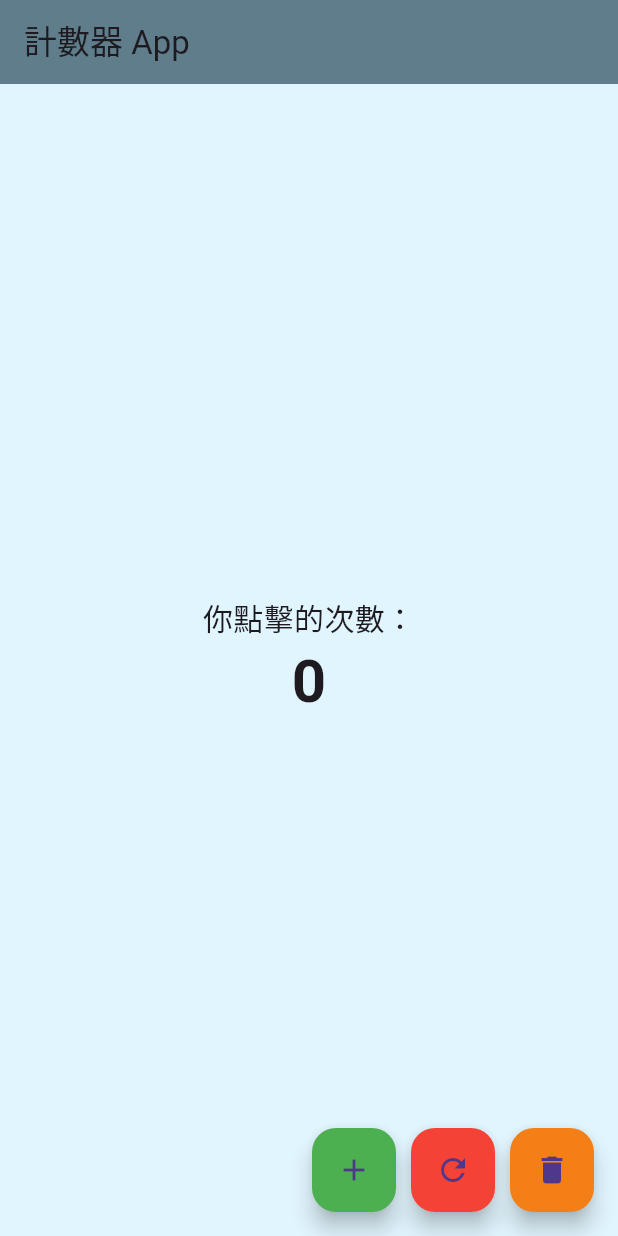
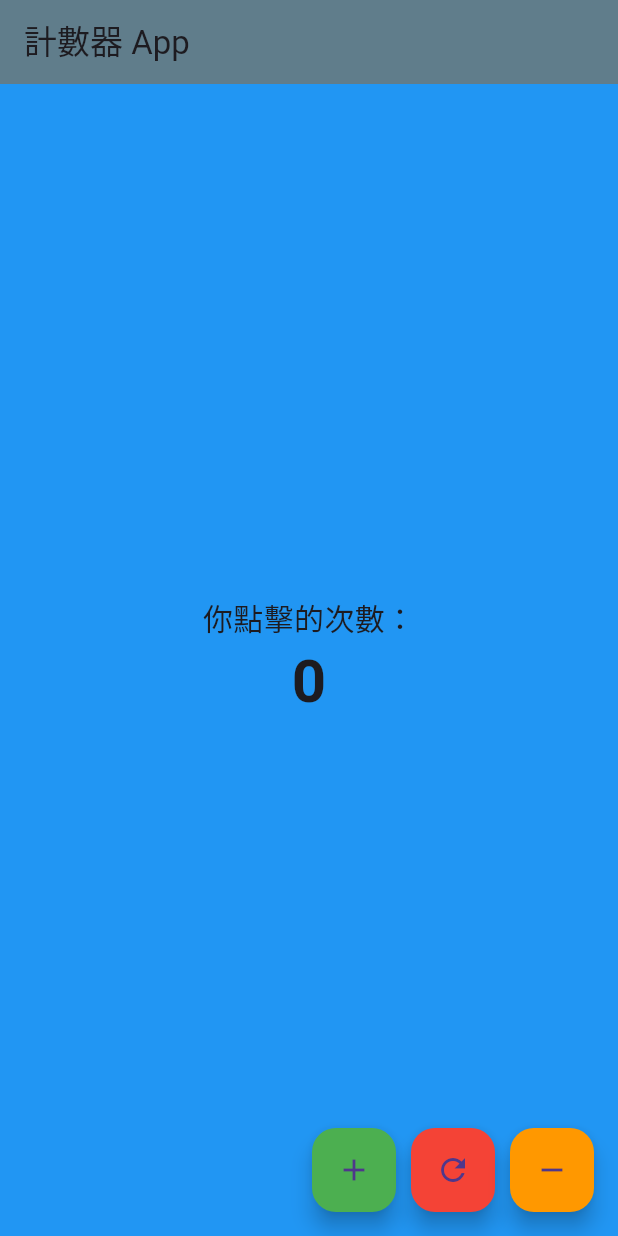
Before and after one commit to howard522/practice, a Flutter app: the screen it shows after launch, after a tap on the "add" icon, after a tap on the "refresh" icon, on a phone screen of 412 x 824 dp. Run offline on Flutter 3.47's test engine with Material 3 defaults, Android fonts, the phone set to English and light mode, and no system bars; our stand-ins replace shared_preferences.

Commit message:
feat: add an array of random color

```diff
--- a/practice/lib/main.dart
+++ b/practice/lib/main.dart
@@ -1,10 +1,12 @@
 import 'package:flutter/material.dart';
+import 'dart:math'; // 用於隨機變色
+import 'package:shared_preferences/shared_preferences.dart'; // 儲存數據
 
 void main() {
   runApp(MyApp());
 }
 
-// 這是我們的主要 Widget，代表整個 App
+// 主要 App Widget
 class MyApp extends StatelessWidget {
   @override
   Widget build(BuildContext context) {
@@ -15,50 +17,85 @@ class MyApp extends StatelessWidget {
   }
 }
 
-// 這是我們的首頁（StatefulWidget），允許 UI 變動
+// 主畫面 StatefulWidget
 class HomeScreen extends StatefulWidget {
   @override
   _HomeScreenState createState() => _HomeScreenState();
 }
 
-// 這裡是狀態管理類別，負責控制 UI 的變化
 class _HomeScreenState extends State<HomeScreen> {
   int counter = 0; // 計數器變數
+  Color _backgroundColor = Colors.lightBlue[50]!; // 初始背景顏色
 
-  // 增加計數的函式
+  @override
+  void initState() {
+    super.initState();
+    loadCounter(); // 讀取儲存的計數值
+  }
+
+  // 增加計數
   void incrementCounter() {
     setState(() {
-      counter++; // 更新計數器數值
+      counter++;
     });
     changeColor();
+    saveCounter();
   }
 
-  // 重置計數的函式
-  void resetCounter() {
-    setState(() {
-      counter = 0; // 將計數器歸零
-    });
-    changeColor();
-  }
-
-  void decreaceCounter() {
+  // 減少計數
+  void decreaseCounter() {
     setState(() {
       counter--;
     });
     changeColor();
+    saveCounter();
   }
 
-  void changeColor() {}
+  // 重置計數
+  void resetCounter() {
+    setState(() {
+      counter = 0;
+    });
+    changeColor();
+    saveCounter();
+  }
+
+  // 隨機改變背景顏色
+  void changeColor() {
+    Color myColors =
+        [
+          Colors.blue,
+          Colors.purple,
+          Colors.pink,
+          Colors.teal,
+          Colors.indigo,
+          Colors.cyan,
+        ][Random().nextInt(5)]; // 隨機選擇一種顏色
+    setState(() {
+      _backgroundColor = myColors;
+    });
+  }
+
+  // 儲存計數值到本地存儲
+  void saveCounter() async {
+    SharedPreferences prefs = await SharedPreferences.getInstance();
+    prefs.setInt('counter', counter);
+  }
+
+  // 載入儲存的計數值
+  void loadCounter() async {
+    SharedPreferences prefs = await SharedPreferences.getInstance();
+    setState(() {
+      counter = prefs.getInt('counter') ?? 0; // 預設值為 0
+    });
+  }
 
   @override
   Widget build(BuildContext context) {
     return Scaffold(
-      appBar: AppBar(
-        title: Text("計數器 App"), // 設定 AppBar 標題
-        backgroundColor: Colors.blueGrey, // 更改 AppBar 背景顏色
-      ),
+      appBar: AppBar(title: Text("計數器 App"), backgroundColor: Colors.blueGrey),
       body: Container(
-        color: Colors.lightBlue[50], // 設定背景顏色
+        color: _backgroundColor, // 設定動態背景顏色
         child: Center(
           child: Column(
             mainAxisAlignment: MainAxisAlignment.center,
@@ -76,21 +113,21 @@ class _HomeScreenState extends State<HomeScreen> {
         mainAxisAlignment: MainAxisAlignment.end,
         children: [
           FloatingActionButton(
-            onPressed: incrementCounter, // 點擊時增加計數
+            onPressed: incrementCounter,
             child: Icon(Icons.add),
-            backgroundColor: Colors.green, // 按鈕顏色
+            backgroundColor: Colors.green,
           ),
-          SizedBox(width: 10), // 按鈕間距
+          SizedBox(width: 10),
           FloatingActionButton(
-            onPressed: resetCounter, // 點擊時重置計數
+            onPressed: resetCounter,
             child: Icon(Icons.refresh),
-            backgroundColor: Colors.red, // 按鈕顏色
+            backgroundColor: Colors.red,
           ),
-          SizedBox(width: 10), // 按鈕間距
+          SizedBox(width: 10),
           FloatingActionButton(
-            onPressed: decreaceCounter, // 點擊時重置計數
-            child: Icon(Icons.delete),
-            backgroundColor: Colors.yellow[900], // 按鈕顏色
+            onPressed: decreaseCounter,
+            child: Icon(Icons.remove),
+            backgroundColor: Colors.orange,
           ),
         ],
       ),
--- a/practice/pubspec.yaml
+++ b/practice/pubspec.yaml
@@ -34,6 +34,7 @@ dependencies:
   # The following adds the Cupertino Icons font to your application.
   # Use with the CupertinoIcons class for iOS style icons.
   cupertino_icons: ^1.0.8
+  shared_preferences: ^2.5.2
 
 dev_dependencies:
   flutter_test:
```
Also changed, not shown: practice/pubspec.lock, 1 other file.
